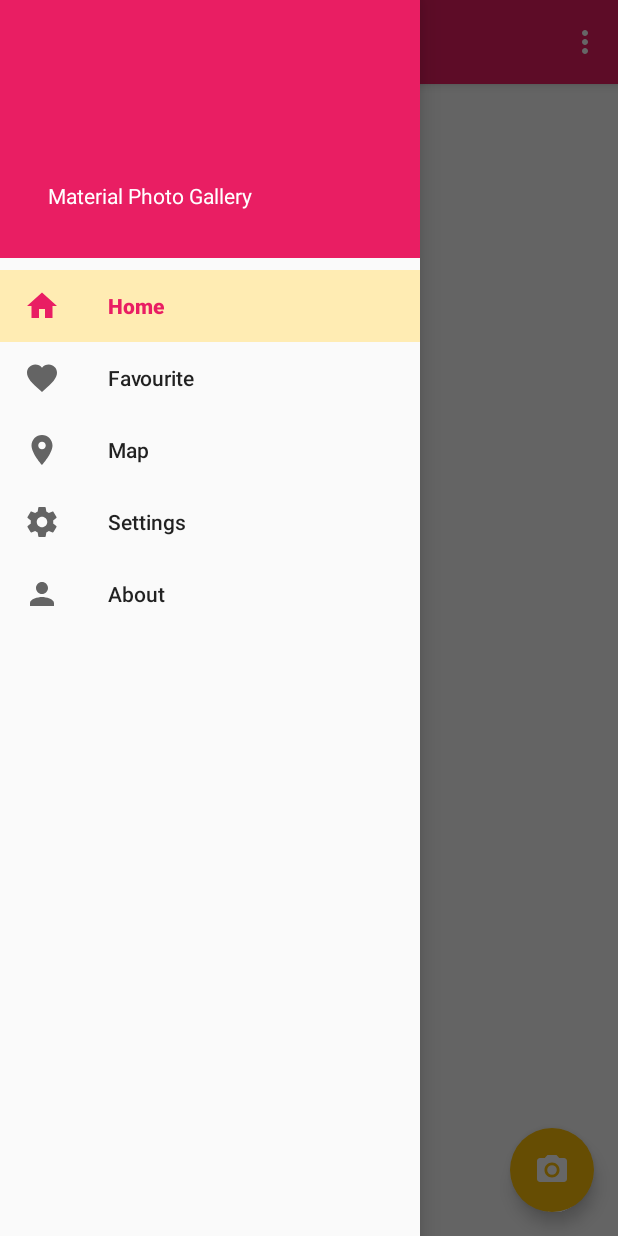
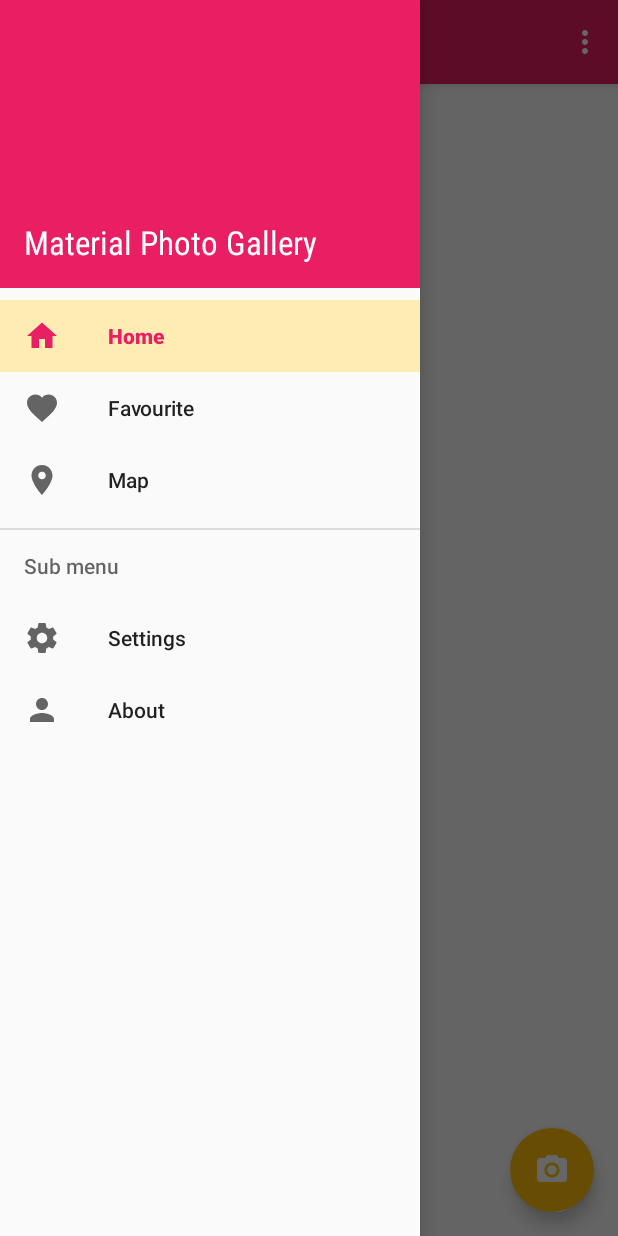
Before and after one commit to TheBoyMoe/Android-Material-Photo-Gallery, an Android app: the screen it shows after launch (MainActivity), with the side drawer open, on a phone screen of 412 x 824 dp. Run offline under Robolectric (Android 15) with nearby library versions, the phone set to English and light mode, and no system bars; our stand-ins replace Timber; libraries missing offline, so code that uses them is left out: com.facebook.stetho; plain views replace GridRecyclerView; 1 statement that could not run was skipped.

Commit message:
update navigation drawer - add sub items and style drawer title

```diff
--- a/app/src/main/res/layout/drawer_header.xml
+++ b/app/src/main/res/layout/drawer_header.xml
@@ -2,10 +2,9 @@
 <RelativeLayout xmlns:android="http://schemas.android.com/apk/res/android"
                 xmlns:tools="http://schemas.android.com/tools"
                 android:layout_width="match_parent"
-                android:layout_height="172dp"
+                android:layout_height="@dimen/navigation_drawer_header_height"
                 android:background="@color/colorPrimary"
                 android:orientation="vertical"
-                android:paddingTop="@dimen/status_bar_height"
                 android:theme="@style/ThemeOverlay.AppCompat.Dark">
 
     <!--<ImageView-->
@@ -27,13 +26,8 @@
 
     <TextView
         android:id="@+id/drawer_title"
-        android:layout_width="wrap_content"
-        android:layout_height="wrap_content"
         android:layout_alignParentBottom="true"
-        android:layout_marginLeft="@dimen/large"
-        android:layout_marginStart="@dimen/large"
-        android:layout_marginBottom="@dimen/large"
         android:text="@string/app_name"
-        android:textAppearance="@style/TextAppearance.AppCompat.Body1"/>
+        style="@style/DrawerTextStyle.Title"/>
 
 </RelativeLayout>
--- a/app/src/main/res/menu/menu_navigation.xml
+++ b/app/src/main/res/menu/menu_navigation.xml
@@ -20,7 +20,15 @@
             android:icon="@drawable/ic_map"
             android:title="@string/map_menu_title"/>
 
-        <!-- remove these -->
+    </group>
+
+    <item
+        android:title="@string/sub_menu_title"
+        android:id="@+id/section">
+
+        <menu>
+            <group android:checkableBehavior="single">
+
                 <item
                     android:id="@+id/drawer_settings"
                     android:icon="@drawable/ic_settings"
@@ -32,22 +40,8 @@
                     android:title="@string/about_menu_title"/>
 
             </group>
+        </menu>
 
-    <!--<item-->
-        <!--android:title=""-->
-        <!--android:id="@+id/section">-->
-
-        <!--<menu>-->
-            <!--<item-->
-                <!--android:id="@+id/drawer_settings"-->
-                <!--android:icon="@drawable/ic_settings"-->
-                <!--android:title="@string/settings_menu_title"/>-->
-
-            <!--<item-->
-                <!--android:id="@+id/drawer_about"-->
-                <!--android:icon="@drawable/ic_about"-->
-                <!--android:title="@string/about_menu_title"/>-->
-        <!--</menu>-->
-    <!--</item>-->
+    </item>
 
 </menu>
--- a/app/src/main/res/values/color_palette_theme.xml
+++ b/app/src/main/res/values/color_palette_theme.xml
@@ -9,6 +9,7 @@
     <color name="accent_light">@color/md_amber_100</color>
     <color name="primary_text">@color/md_grey_700</color>
     <color name="secondary_text">@color/md_grey_500</color>
+    <color name="inverse_text">@color/md_white_1000</color>
     <color name="primary_background">@color/md_white_1000</color>
     <color name="secondary_background">#F1F5F8</color>
     <color name="primary_icons">@color/md_white_1000</color>
--- a/app/src/main/res/values/colors.xml
+++ b/app/src/main/res/values/colors.xml
@@ -9,6 +9,7 @@
     <color name="colorAccentLight">@color/accent_light</color>
     <color name="colorPrimaryText">@color/primary_text</color>
     <color name="colorSecondaryText">@color/secondary_text</color>
+    <color name="colorInverseText">@color/inverse_text</color>
     <color name="colorPrimaryBackground">@color/primary_background</color>
     <color name="colorSecondaryBackground">@color/secondary_background</color>
     <color name="colorPrimaryIcons">@color/primary_icons</color>
--- a/app/src/main/res/values/dimens.xml
+++ b/app/src/main/res/values/dimens.xml
@@ -10,6 +10,8 @@
     <dimen name="large">32dp</dimen>
     <dimen name="xlarge">48dp</dimen>
     <dimen name="xxlarge">56dp</dimen>
+
     <dimen name="status_bar_height">25dp</dimen>
+    <dimen name="navigation_drawer_header_height">192dp</dimen>
 
 </resources>
--- a/app/src/main/res/values/strings.xml
+++ b/app/src/main/res/values/strings.xml
@@ -6,4 +6,5 @@
     <string name="map_menu_title">Map</string>
     <string name="more_section_title">More</string>
     <string name="settings_menu_title">Settings</string>
+    <string name="sub_menu_title">Sub menu</string>
 </resources>
--- a/app/src/main/res/values/styles.xml
+++ b/app/src/main/res/values/styles.xml
@@ -38,4 +38,18 @@
         <item name="rippleColor">@color/colorAccentDark</item>
     </style>
 
+    <!-- Text Styles -->
+    <style name="DrawerTextStyle">
+        <item name="android:fontFamily">sans-serif-condensed</item>
+        <item name="android:textColor">@color/colorInverseText</item>
+        <item name="android:layout_width">wrap_content</item>
+        <item name="android:layout_height">wrap_content</item>
+        <item name="android:layout_marginLeft">@dimen/normal</item>
+    </style>
+
+    <style name="DrawerTextStyle.Title">
+        <item name="android:layout_marginBottom">@dimen/normal</item>
+        <item name="android:textSize">22sp</item>
+    </style>
+
 </resources>
```
Lines whose indentation alone changed are shown as unchanged.
